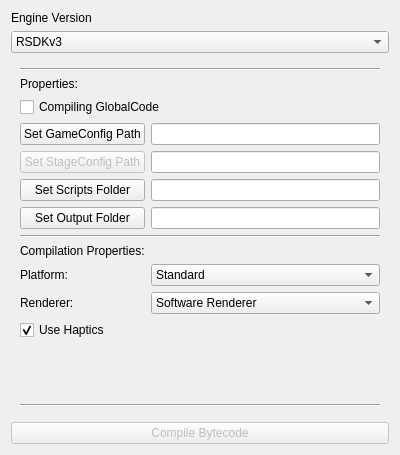
This is RetroEDv2/tools/scriptcompiler.ui in RSDKModding/RetroED as Qt 5 draws it before an edit. The edited form follows.
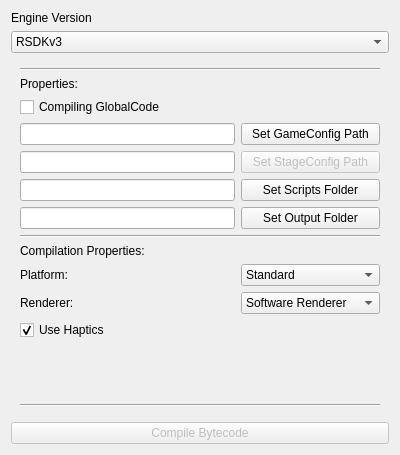
This is the edited form.

Diff of the .ui file:
```diff
--- a/RetroEDv2/tools/scriptcompiler.ui
+++ b/RetroEDv2/tools/scriptcompiler.ui
@@ -18,65 +18,17 @@
     <widget class="QStackedWidget" name="stackedWidget">
      <widget class="QWidget" name="page_v3v4">
       <layout class="QGridLayout" name="gridLayout_2">
-       <item row="5" column="0">
-        <widget class="QPushButton" name="setScriptsDir">
-         <property name="text">
-          <string>Set Scripts Folder</string>
-         </property>
-        </widget>
-       </item>
-       <item row="12" column="0">
-        <spacer name="verticalSpacer">
-         <property name="orientation">
-          <enum>Qt::Vertical</enum>
-         </property>
-         <property name="sizeHint" stdset="0">
-          <size>
-           <width>20</width>
-           <height>40</height>
-          </size>
-         </property>
-        </spacer>
-       </item>
-       <item row="10" column="0">
-        <widget class="QLabel" name="label_4">
-         <property name="text">
-          <string>Renderer:</string>
-         </property>
-        </widget>
-       </item>
-       <item row="3" column="1">
-        <widget class="QLineEdit" name="gameConfigPath">
-         <property name="readOnly">
-          <bool>true</bool>
-         </property>
-        </widget>
-       </item>
-       <item row="6" column="0">
-        <widget class="QPushButton" name="setOutputDir">
-         <property name="text">
-          <string>Set Output Folder</string>
-         </property>
-        </widget>
-       </item>
-       <item row="13" column="0" colspan="2">
+       <item row="17" column="0" colspan="2">
         <widget class="Line" name="line_3">
          <property name="orientation">
           <enum>Qt::Horizontal</enum>
          </property>
         </widget>
        </item>
-       <item row="9" column="0">
-        <widget class="QLabel" name="label_3">
+       <item row="12" column="0">
+        <widget class="QLabel" name="label_2">
          <property name="text">
-          <string>Platform:</string>
-         </property>
-        </widget>
-       </item>
-       <item row="6" column="1">
-        <widget class="QLineEdit" name="outputPath">
-         <property name="readOnly">
-          <bool>true</bool>
+          <string>Compilation Properties:</string>
          </property>
         </widget>
        </item>
@@ -87,21 +39,72 @@
          </property>
         </widget>
        </item>
-       <item row="5" column="1">
-        <widget class="QLineEdit" name="scriptsPath">
-         <property name="readOnly">
-          <bool>true</bool>
-         </property>
+       <item row="14" column="1">
+        <widget class="QComboBox" name="renderType">
+         <item>
+          <property name="text">
+           <string>Software Renderer</string>
+          </property>
+         </item>
+         <item>
+          <property name="text">
+           <string>Hardware Renderer</string>
+          </property>
+         </item>
         </widget>
        </item>
-       <item row="3" column="0">
+       <item row="3" column="1">
         <widget class="QPushButton" name="setGameConfig">
          <property name="text">
           <string>Set GameConfig Path</string>
          </property>
         </widget>
        </item>
+       <item row="14" column="0">
+        <widget class="QLabel" name="label_4">
+         <property name="text">
+          <string>Renderer:</string>
+         </property>
+        </widget>
+       </item>
+       <item row="16" column="0">
+        <spacer name="verticalSpacer">
+         <property name="orientation">
+          <enum>Qt::Vertical</enum>
+         </property>
+         <property name="sizeHint" stdset="0">
+          <size>
+           <width>20</width>
+           <height>40</height>
+          </size>
+         </property>
+        </spacer>
+       </item>
+       <item row="3" column="0">
+        <widget class="QLineEdit" name="gameConfigPath">
+         <property name="readOnly">
+          <bool>true</bool>
+         </property>
+        </widget>
+       </item>
+       <item row="15" column="0">
+        <widget class="QCheckBox" name="useHaptics">
+         <property name="text">
+          <string>Use Haptics</string>
+         </property>
+         <property name="checked">
+          <bool>true</bool>
+         </property>
+        </widget>
+       </item>
        <item row="4" column="0">
+        <widget class="QLineEdit" name="stageConfigPath">
+         <property name="readOnly">
+          <bool>true</bool>
+         </property>
+        </widget>
+       </item>
+       <item row="4" column="1">
         <widget class="QPushButton" name="setStageConfig">
          <property name="enabled">
           <bool>false</bool>
@@ -111,52 +114,7 @@
          </property>
         </widget>
        </item>
-       <item row="4" column="1">
-        <widget class="QLineEdit" name="stageConfigPath">
-         <property name="readOnly">
-          <bool>true</bool>
-         </property>
-        </widget>
-       </item>
-       <item row="7" column="0" colspan="2">
-        <widget class="Line" name="line_2">
-         <property name="orientation">
-          <enum>Qt::Horizontal</enum>
-         </property>
-        </widget>
-       </item>
-       <item row="0" column="0" colspan="2">
-        <widget class="Line" name="line">
-         <property name="orientation">
-          <enum>Qt::Horizontal</enum>
-         </property>
-        </widget>
-       </item>
-       <item row="8" column="0">
-        <widget class="QLabel" name="label_2">
-         <property name="text">
-          <string>Compilation Properties:</string>
-         </property>
-        </widget>
-       </item>
-       <item row="1" column="0">
-        <widget class="QLabel" name="label">
-         <property name="text">
-          <string>Properties:</string>
-         </property>
-        </widget>
-       </item>
-       <item row="11" column="0">
-        <widget class="QCheckBox" name="useHaptics">
-         <property name="text">
-          <string>Use Haptics</string>
-         </property>
-         <property name="checked">
-          <bool>true</bool>
-         </property>
-        </widget>
-       </item>
-       <item row="9" column="1">
+       <item row="13" column="1">
         <widget class="QComboBox" name="platformType">
          <item>
           <property name="text">
@@ -170,18 +128,60 @@
          </item>
         </widget>
        </item>
-       <item row="10" column="1">
-        <widget class="QComboBox" name="renderType">
-         <item>
-          <property name="text">
-           <string>Software Renderer</string>
-          </property>
-         </item>
-         <item>
-          <property name="text">
-           <string>Hardware Renderer</string>
-          </property>
-         </item>
+       <item row="1" column="0">
+        <widget class="QLabel" name="label">
+         <property name="text">
+          <string>Properties:</string>
+         </property>
+        </widget>
+       </item>
+       <item row="13" column="0">
+        <widget class="QLabel" name="label_3">
+         <property name="text">
+          <string>Platform:</string>
+         </property>
+        </widget>
+       </item>
+       <item row="11" column="0" colspan="2">
+        <widget class="Line" name="line_2">
+         <property name="orientation">
+          <enum>Qt::Horizontal</enum>
+         </property>
+        </widget>
+       </item>
+       <item row="0" column="0" colspan="2">
+        <widget class="Line" name="line">
+         <property name="orientation">
+          <enum>Qt::Horizontal</enum>
+         </property>
+        </widget>
+       </item>
+       <item row="5" column="1">
+        <widget class="QPushButton" name="setScriptsDir">
+         <property name="text">
+          <string>Set Scripts Folder</string>
+         </property>
+        </widget>
+       </item>
+       <item row="5" column="0">
+        <widget class="QLineEdit" name="scriptsPath">
+         <property name="readOnly">
+          <bool>true</bool>
+         </property>
+        </widget>
+       </item>
+       <item row="6" column="1">
+        <widget class="QPushButton" name="setOutputDir">
+         <property name="text">
+          <string>Set Output Folder</string>
+         </property>
+        </widget>
+       </item>
+       <item row="6" column="0">
+        <widget class="QLineEdit" name="outputPath">
+         <property name="readOnly">
+          <bool>true</bool>
+         </property>
         </widget>
        </item>
       </layout>
```
Left out of the diff: 20 changed lines with no effect on the pictures.
